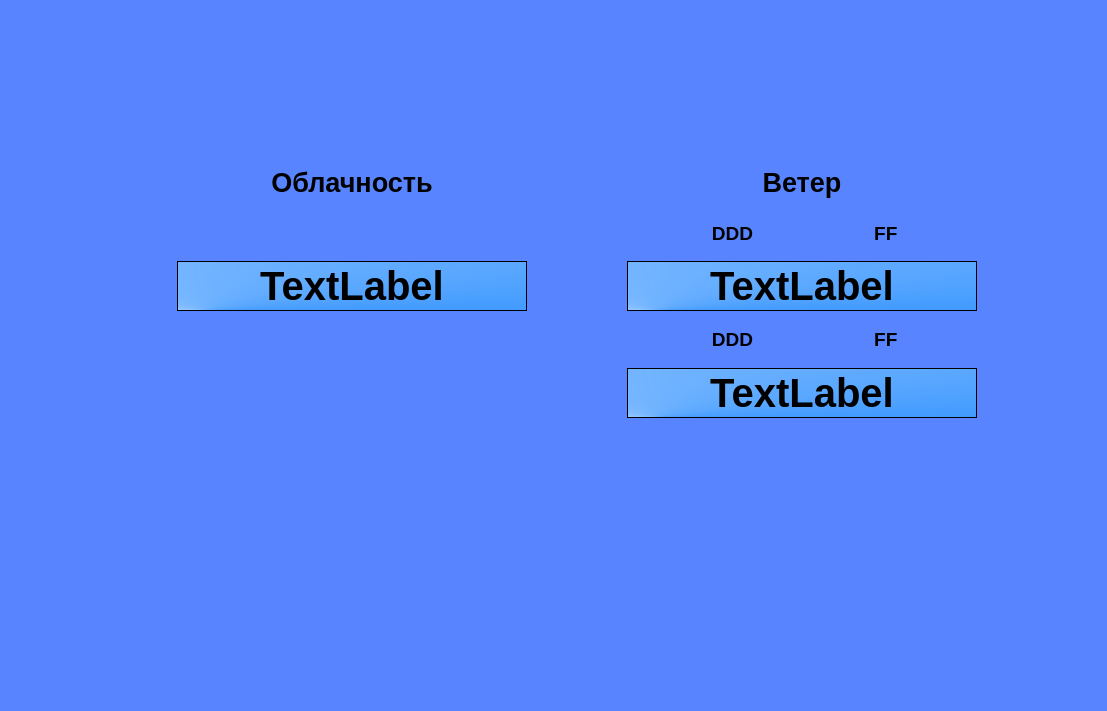
This is Weather_design.ui in meteoaza/maint as Qt 5 draws it before an edit. The edited form follows.
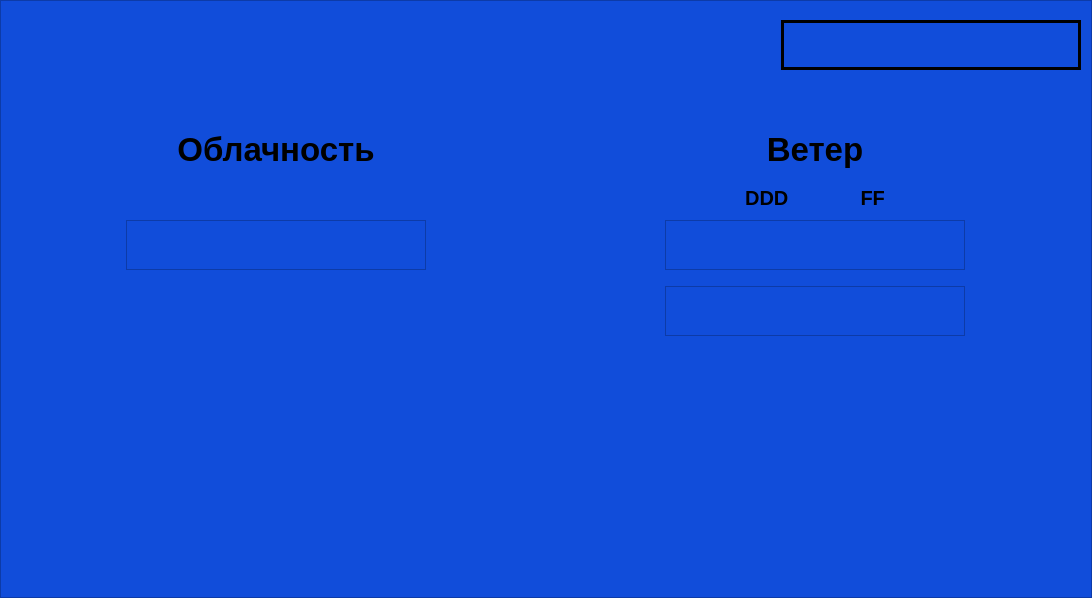
This is the edited form.

The edit to the form file:
```diff
--- a/Weather_design.ui
+++ b/Weather_design.ui
@@ -1,165 +1,123 @@
 <?xml version="1.0" encoding="UTF-8"?>
 <ui version="4.0">
- <class>MainWindow</class>
- <widget class="QMainWindow" name="MainWindow">
-  <property name="geometry">
-   <rect>
-    <x>0</x>
-    <y>0</y>
-    <width>1107</width>
-    <height>711</height>
-   </rect>
+ <class>Frame</class>
+ <widget class="QFrame" name="Frame">
+  <property name="windowModality">
+   <enum>Qt::WindowModal</enum>
+  </property>
+  <property name="enabled">
+   <bool>true</bool>
+  </property>
+  <property name="sizePolicy">
+   <sizepolicy hsizetype="MinimumExpanding" vsizetype="MinimumExpanding">
+    <horstretch>0</horstretch>
+    <verstretch>0</verstretch>
+   </sizepolicy>
+  </property>
+  <property name="minimumSize">
+   <size>
+    <width>1092</width>
+    <height>598</height>
+   </size>
   </property>
   <property name="maximumSize">
    <size>
-    <width>1107</width>
-    <height>711</height>
+    <width>1092</width>
+    <height>598</height>
    </size>
   </property>
+  <property name="sizeIncrement">
+   <size>
+    <width>0</width>
+    <height>0</height>
+   </size>
+  </property>
+  <property name="baseSize">
+   <size>
+    <width>0</width>
+    <height>0</height>
+   </size>
+  </property>
+  <property name="font">
+   <font>
+    <stylestrategy>PreferAntialias</stylestrategy>
+    <kerning>true</kerning>
+   </font>
+  </property>
+  <property name="mouseTracking">
+   <bool>true</bool>
+  </property>
+  <property name="focusPolicy">
+   <enum>Qt::StrongFocus</enum>
+  </property>
+  <property name="contextMenuPolicy">
+   <enum>Qt::NoContextMenu</enum>
+  </property>
   <property name="windowTitle">
    <string>Weather</string>
   </property>
+  <property name="layoutDirection">
+   <enum>Qt::LeftToRight</enum>
+  </property>
+  <property name="autoFillBackground">
+   <bool>false</bool>
+  </property>
   <property name="styleSheet">
-   <string notr="true">background-color: rgb(88, 133, 255);</string>
+   <string notr="true">border-color: rgb(41, 255, 76);
+background-color: rgb(17, 77, 218);</string>
   </property>
-  <widget class="QWidget" name="centralwidget">
+  <property name="frameShape">
+   <enum>QFrame::StyledPanel</enum>
+  </property>
+  <property name="frameShadow">
+   <enum>QFrame::Sunken</enum>
+  </property>
+  <property name="lineWidth">
+   <number>2</number>
+  </property>
+  <property name="midLineWidth">
+   <number>1</number>
+  </property>
    <widget class="QWidget" name="gridLayoutWidget">
     <property name="geometry">
      <rect>
-      <x>170</x>
-      <y>160</y>
-      <width>814</width>
-      <height>258</height>
+     <x>10</x>
+     <y>120</y>
+     <width>1071</width>
+     <height>221</height>
      </rect>
     </property>
     <layout class="QGridLayout" name="gridLayout">
-     <item row="4" column="2" alignment="Qt::AlignHCenter">
-      <widget class="QLabel" name="wt2">
-       <property name="enabled">
-        <bool>true</bool>
-       </property>
-       <property name="sizePolicy">
-        <sizepolicy hsizetype="MinimumExpanding" vsizetype="Fixed">
-         <horstretch>0</horstretch>
-         <verstretch>0</verstretch>
-        </sizepolicy>
-       </property>
-       <property name="minimumSize">
-        <size>
-         <width>350</width>
-         <height>50</height>
-        </size>
-       </property>
-       <property name="maximumSize">
-        <size>
-         <width>450</width>
-         <height>70</height>
-        </size>
-       </property>
-       <property name="font">
-        <font>
-         <pointsize>30</pointsize>
-         <weight>75</weight>
-         <bold>true</bold>
-        </font>
-       </property>
-       <property name="styleSheet">
-        <string notr="true">background-color: qconicalgradient(cx:0.079, cy:1, angle:0, stop:0 rgba(54, 164, 255, 174), stop:1 rgba(255, 255, 255, 255));</string>
-       </property>
-       <property name="frameShape">
-        <enum>QFrame::StyledPanel</enum>
-       </property>
-       <property name="text">
-        <string>TextLabel</string>
-       </property>
-       <property name="alignment">
-        <set>Qt::AlignCenter</set>
-       </property>
-      </widget>
-     </item>
-     <item row="2" column="1">
-      <spacer name="horizontalSpacer">
-       <property name="orientation">
-        <enum>Qt::Horizontal</enum>
-       </property>
-       <property name="sizeType">
-        <enum>QSizePolicy::Maximum</enum>
-       </property>
-       <property name="sizeHint" stdset="0">
-        <size>
-         <width>80</width>
-         <height>20</height>
-        </size>
-       </property>
-      </spacer>
-     </item>
-     <item row="3" column="2">
-      <widget class="QLabel" name="label_3">
-       <property name="font">
-        <font>
-         <pointsize>14</pointsize>
-         <weight>75</weight>
-         <bold>true</bold>
-        </font>
-       </property>
-       <property name="text">
-        <string> DDD                       FF</string>
-       </property>
-       <property name="alignment">
-        <set>Qt::AlignCenter</set>
-       </property>
-      </widget>
-     </item>
-     <item row="2" column="0" alignment="Qt::AlignHCenter">
-      <widget class="QLabel" name="cl1">
-       <property name="sizePolicy">
-        <sizepolicy hsizetype="Maximum" vsizetype="Fixed">
-         <horstretch>0</horstretch>
-         <verstretch>0</verstretch>
-        </sizepolicy>
-       </property>
-       <property name="minimumSize">
-        <size>
-         <width>350</width>
-         <height>50</height>
-        </size>
-       </property>
-       <property name="font">
-        <font>
-         <pointsize>30</pointsize>
-         <weight>75</weight>
-         <bold>true</bold>
-        </font>
-       </property>
-       <property name="styleSheet">
-        <string notr="true">background-color: qconicalgradient(cx:0.079, cy:1, angle:0, stop:0 rgba(54, 164, 255, 174), stop:1 rgba(255, 255, 255, 255));</string>
-       </property>
-       <property name="frameShape">
-        <enum>QFrame::StyledPanel</enum>
-       </property>
-       <property name="text">
-        <string>TextLabel</string>
-       </property>
-       <property name="alignment">
-        <set>Qt::AlignCenter</set>
-       </property>
-      </widget>
-     </item>
-     <item row="0" column="2">
+    <property name="sizeConstraint">
+     <enum>QLayout::SetDefaultConstraint</enum>
+    </property>
+    <item row="0" column="1" alignment="Qt::AlignHCenter|Qt::AlignVCenter">
       <widget class="QLabel" name="label_2">
+      <property name="sizePolicy">
+       <sizepolicy hsizetype="MinimumExpanding" vsizetype="MinimumExpanding">
+        <horstretch>0</horstretch>
+        <verstretch>0</verstretch>
+       </sizepolicy>
+      </property>
        <property name="minimumSize">
         <size>
-         <width>0</width>
+        <width>200</width>
          <height>30</height>
         </size>
        </property>
        <property name="font">
         <font>
-         <pointsize>20</pointsize>
+        <pointsize>25</pointsize>
          <weight>75</weight>
          <bold>true</bold>
         </font>
        </property>
+      <property name="frameShape">
+       <enum>QFrame::NoFrame</enum>
+      </property>
+      <property name="frameShadow">
+       <enum>QFrame::Raised</enum>
+      </property>
        <property name="text">
         <string>Ветер</string>
        </property>
@@ -168,21 +126,33 @@
        </property>
       </widget>
      </item>
-     <item row="0" column="0">
+    <item row="0" column="0" alignment="Qt::AlignHCenter|Qt::AlignVCenter">
       <widget class="QLabel" name="label_1">
+      <property name="sizePolicy">
+       <sizepolicy hsizetype="MinimumExpanding" vsizetype="MinimumExpanding">
+        <horstretch>0</horstretch>
+        <verstretch>0</verstretch>
+       </sizepolicy>
+      </property>
        <property name="minimumSize">
         <size>
-         <width>0</width>
+        <width>200</width>
          <height>30</height>
         </size>
        </property>
        <property name="font">
         <font>
-         <pointsize>20</pointsize>
+        <pointsize>25</pointsize>
          <weight>75</weight>
          <bold>true</bold>
         </font>
        </property>
+      <property name="frameShape">
+       <enum>QFrame::NoFrame</enum>
+      </property>
+      <property name="frameShadow">
+       <enum>QFrame::Raised</enum>
+      </property>
        <property name="text">
         <string>Облачность</string>
        </property>
@@ -191,26 +161,90 @@
        </property>
       </widget>
      </item>
-     <item row="2" column="2" alignment="Qt::AlignHCenter">
+    <item row="2" column="0" alignment="Qt::AlignHCenter|Qt::AlignVCenter">
+     <widget class="QLabel" name="cl1">
+      <property name="sizePolicy">
+       <sizepolicy hsizetype="MinimumExpanding" vsizetype="MinimumExpanding">
+        <horstretch>0</horstretch>
+        <verstretch>0</verstretch>
+       </sizepolicy>
+      </property>
+      <property name="minimumSize">
+       <size>
+        <width>300</width>
+        <height>50</height>
+       </size>
+      </property>
+      <property name="font">
+       <font>
+        <pointsize>30</pointsize>
+        <weight>75</weight>
+        <bold>true</bold>
+       </font>
+      </property>
+      <property name="frameShape">
+       <enum>QFrame::StyledPanel</enum>
+      </property>
+      <property name="frameShadow">
+       <enum>QFrame::Raised</enum>
+      </property>
+      <property name="text">
+       <string/>
+      </property>
+      <property name="alignment">
+       <set>Qt::AlignCenter</set>
+      </property>
+     </widget>
+    </item>
+    <item row="3" column="1" alignment="Qt::AlignHCenter|Qt::AlignVCenter">
+     <widget class="QLabel" name="wt2">
+      <property name="sizePolicy">
+       <sizepolicy hsizetype="MinimumExpanding" vsizetype="MinimumExpanding">
+        <horstretch>0</horstretch>
+        <verstretch>0</verstretch>
+       </sizepolicy>
+      </property>
+      <property name="minimumSize">
+       <size>
+        <width>300</width>
+        <height>50</height>
+       </size>
+      </property>
+      <property name="font">
+       <font>
+        <pointsize>30</pointsize>
+        <weight>75</weight>
+        <bold>true</bold>
+       </font>
+      </property>
+      <property name="frameShape">
+       <enum>QFrame::StyledPanel</enum>
+      </property>
+      <property name="frameShadow">
+       <enum>QFrame::Raised</enum>
+      </property>
+      <property name="text">
+       <string/>
+      </property>
+      <property name="alignment">
+       <set>Qt::AlignCenter</set>
+      </property>
+     </widget>
+    </item>
+    <item row="2" column="1" alignment="Qt::AlignHCenter|Qt::AlignVCenter">
       <widget class="QLabel" name="wt1">
        <property name="sizePolicy">
-        <sizepolicy hsizetype="Maximum" vsizetype="Fixed">
+       <sizepolicy hsizetype="MinimumExpanding" vsizetype="MinimumExpanding">
          <horstretch>0</horstretch>
          <verstretch>0</verstretch>
         </sizepolicy>
        </property>
        <property name="minimumSize">
         <size>
-         <width>350</width>
+        <width>300</width>
          <height>50</height>
         </size>
        </property>
-       <property name="maximumSize">
-        <size>
-         <width>450</width>
-         <height>70</height>
-        </size>
-       </property>
        <property name="font">
         <font>
          <pointsize>30</pointsize>
@@ -218,31 +252,49 @@
          <bold>true</bold>
         </font>
        </property>
-       <property name="styleSheet">
-        <string notr="true">background-color: qconicalgradient(cx:0.079, cy:1, angle:0, stop:0 rgba(54, 164, 255, 174), stop:1 rgba(255, 255, 255, 255));</string>
-       </property>
        <property name="frameShape">
         <enum>QFrame::StyledPanel</enum>
        </property>
+      <property name="frameShadow">
+       <enum>QFrame::Raised</enum>
+      </property>
        <property name="text">
-        <string>TextLabel</string>
+       <string/>
        </property>
        <property name="alignment">
         <set>Qt::AlignCenter</set>
        </property>
       </widget>
      </item>
-     <item row="1" column="2">
-      <widget class="QLabel" name="label">
+    <item row="1" column="1" alignment="Qt::AlignHCenter">
+     <widget class="QLabel" name="label_3">
+      <property name="sizePolicy">
+       <sizepolicy hsizetype="MinimumExpanding" vsizetype="Fixed">
+        <horstretch>0</horstretch>
+        <verstretch>0</verstretch>
+       </sizepolicy>
+      </property>
+      <property name="minimumSize">
+       <size>
+        <width>300</width>
+        <height>15</height>
+       </size>
+      </property>
        <property name="font">
         <font>
-         <pointsize>14</pointsize>
+        <pointsize>15</pointsize>
          <weight>75</weight>
          <bold>true</bold>
         </font>
        </property>
+      <property name="frameShape">
+       <enum>QFrame::NoFrame</enum>
+      </property>
+      <property name="frameShadow">
+       <enum>QFrame::Raised</enum>
+      </property>
        <property name="text">
-        <string> DDD                       FF</string>
+       <string>DDD             FF</string>
        </property>
        <property name="alignment">
         <set>Qt::AlignCenter</set>
@@ -250,19 +302,48 @@
       </widget>
      </item>
     </layout>
-   </widget>
-  </widget>
-  <widget class="QMenuBar" name="menubar">
+   <zorder>wt1</zorder>
+   <zorder>wt2</zorder>
+   <zorder>cl1</zorder>
+   <zorder>label_1</zorder>
+   <zorder>label_2</zorder>
+   <zorder>label_3</zorder>
+  </widget>
+  <widget class="QLabel" name="l_time">
    <property name="geometry">
     <rect>
-     <x>0</x>
-     <y>0</y>
-     <width>1107</width>
-     <height>21</height>
+     <x>781</x>
+     <y>20</y>
+     <width>300</width>
+     <height>50</height>
     </rect>
    </property>
+   <property name="minimumSize">
+    <size>
+     <width>250</width>
+     <height>30</height>
+    </size>
+   </property>
+   <property name="font">
+    <font>
+     <pointsize>20</pointsize>
+     <weight>75</weight>
+     <bold>true</bold>
+    </font>
+   </property>
+   <property name="frameShape">
+    <enum>QFrame::Box</enum>
+   </property>
+   <property name="lineWidth">
+    <number>3</number>
+   </property>
+   <property name="text">
+    <string/>
+   </property>
+   <property name="alignment">
+    <set>Qt::AlignCenter</set>
+   </property>
   </widget>
-  <widget class="QStatusBar" name="statusbar"/>
  </widget>
  <resources/>
  <connections/>
```
Lines whose indentation alone changed are shown as unchanged.
